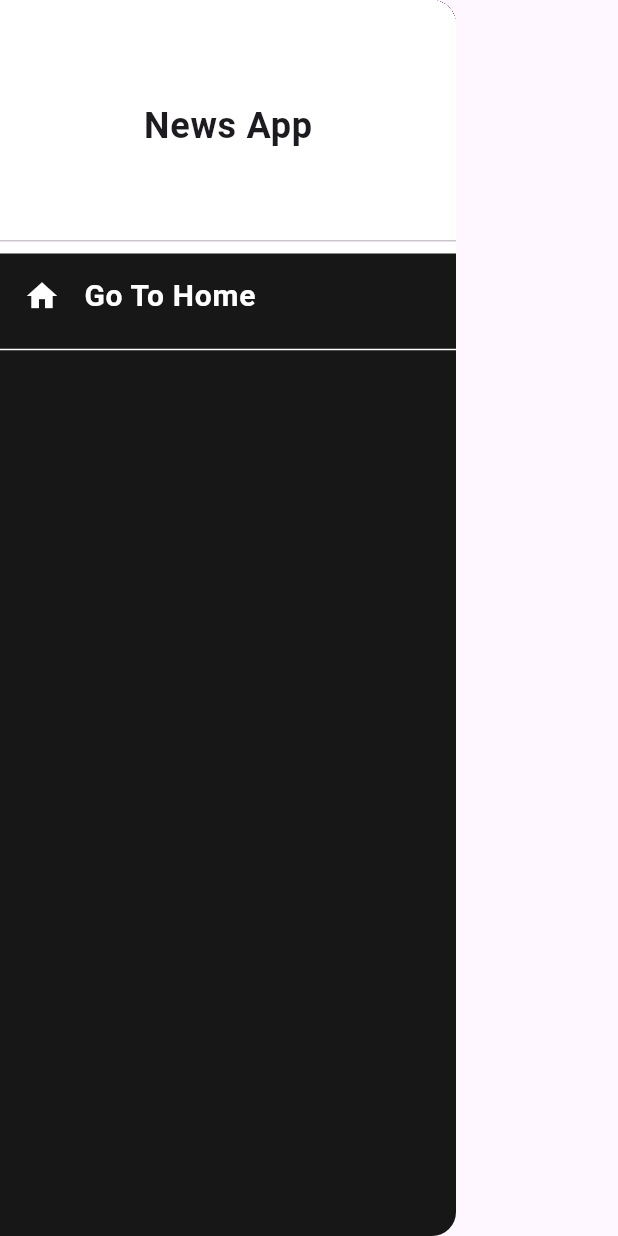
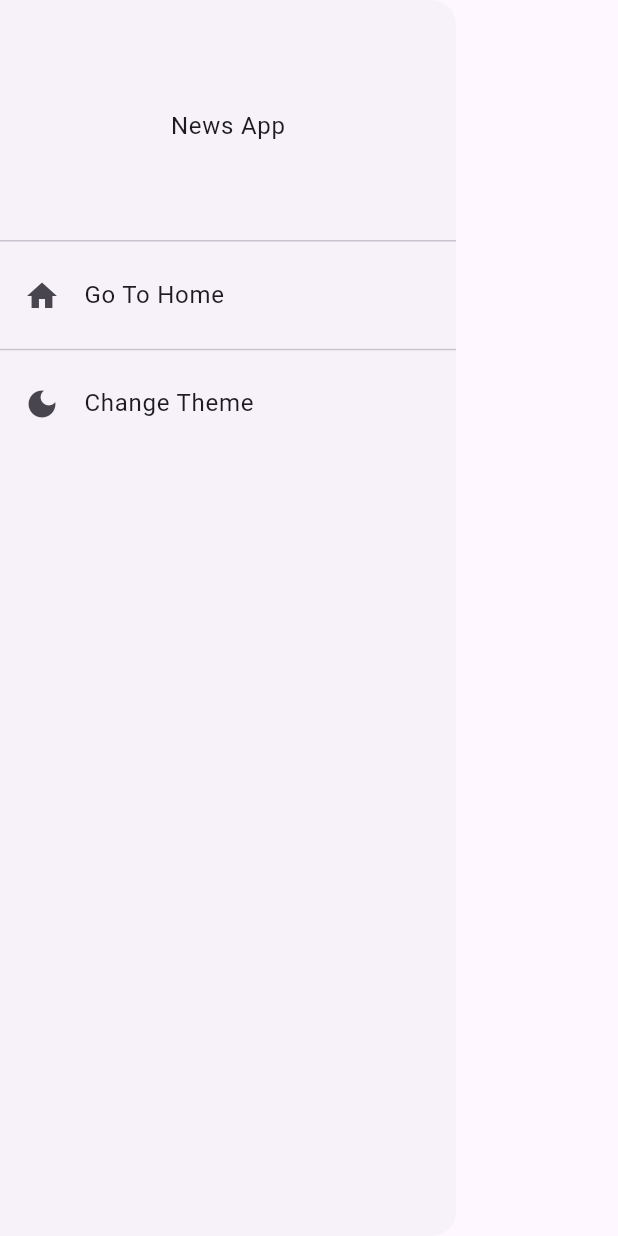
Before and after one commit to abdalrhmanghanima/news_app, a Flutter app: the CustomDrawer widget shown alone on an empty page, opened directly, on a phone screen of 412 x 824 dp. Run offline on Flutter 3.47's test engine with Material 3 defaults, Android fonts, the phone set to English and light mode, and no system bars; our stand-ins replace cached_network_image, dio, flutter_bloc, shimmer_animation, webview_flutter.

Commit message:
Fix theme provider + drawer navigation + added theme toggling

```diff
--- a/lib/modelus/home/view/custom_drawer.dart
+++ b/lib/modelus/home/view/custom_drawer.dart
@@ -1,43 +1,49 @@
 import 'package:flutter/material.dart';
+import 'package:provider/provider.dart';
+import 'package:news/modelus/home/view/theme_provider.dart';
+
+import '../../../core/routes/page_routes.dart';
 
 class CustomDrawer extends StatelessWidget {
   final Function()? onTap;
   const CustomDrawer({super.key, this.onTap});
 
-
-
   @override
   Widget build(BuildContext context) {
     return Drawer(
-      backgroundColor: Color(0xff171717),
       child: Column(
         children: [
-          Container(
-            color: Colors.white,
-            child: DrawerHeader(
-              child: Center(
-                child: Text(
-                  "News App",
-                  style: TextStyle(fontSize: 24, fontWeight: FontWeight.w700),
-                ),
-              ),
+          DrawerHeader(child: Center(child: Text('News App'))),
+
+          GestureDetector(
+            onTap: () {
+              Navigator.pop(context);
+              Navigator.pushNamed(context, PageRoutesName.home);
+            },
+            child: ListTile(
+              title: Text('Go To Home'),
+              leading: Icon(Icons.home),
             ),
           ),
+
+          Divider(),
+
           GestureDetector(
-            onTap: onTap,
+            onTap: () {
+              final themeProvider = Provider.of<ThemeProvider>(context, listen: false);
+
+              themeProvider.setThemeMode =
+              themeProvider.isDarkMode ? ThemeMode.light : ThemeMode.dark;
+
+              Navigator.pop(context);
+            },
             child: ListTile(
-              leading: Icon(Icons.home, color: Colors.white),
-              title: Text(
-                "Go To Home",
-                style: TextStyle(
-                  fontSize: 20,
-                  fontWeight: FontWeight.w700,
-                  color: Colors.white,
-                ),
-              ),
+              title: Text('Change Theme'),
+              leading: Icon(Icons.dark_mode),
             ),
           ),
-          Divider(color: Colors.white),
+
+
         ],
       ),
     );
--- /dev/null
+++ b/lib/modelus/home/view/theme_provider.dart
@@ -0,0 +1,12 @@
+import 'package:flutter/material.dart';
+
+class ThemeProvider extends ChangeNotifier {
+  ThemeMode _themeMode = ThemeMode.system;
+  get getThemeMode => _themeMode;
+  set setThemeMode(ThemeMode themeMode) {
+    _themeMode = themeMode;
+    notifyListeners();
+  }
+
+  bool get isDarkMode =>(_themeMode == ThemeMode.dark);
+}
--- a/pubspec.yaml
+++ b/pubspec.yaml
@@ -39,6 +39,7 @@ dependencies:
   dio: ^5.9.0
   flutter_bloc: ^9.1.1
   webview_flutter: ^4.7.0
+  provider: ^6.1.5+1
 
 dev_dependencies:
   flutter_test:
```
Also changed, not shown: lib/main.dart (+16 -6 lines), pubspec.lock, 2 other files.
